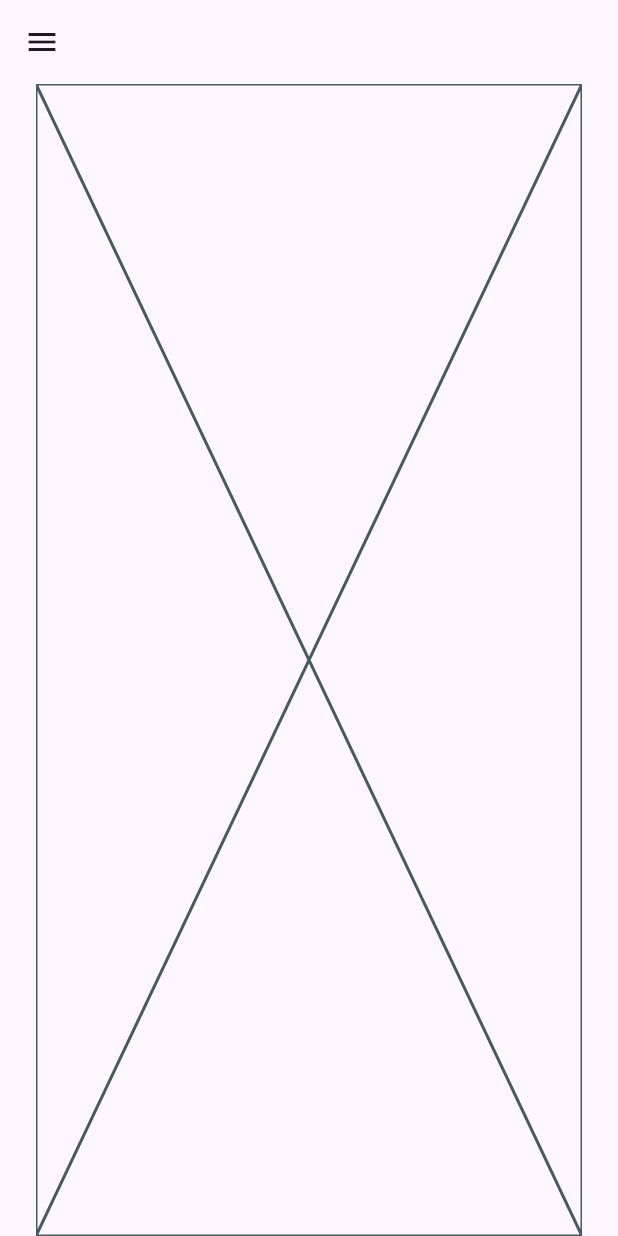
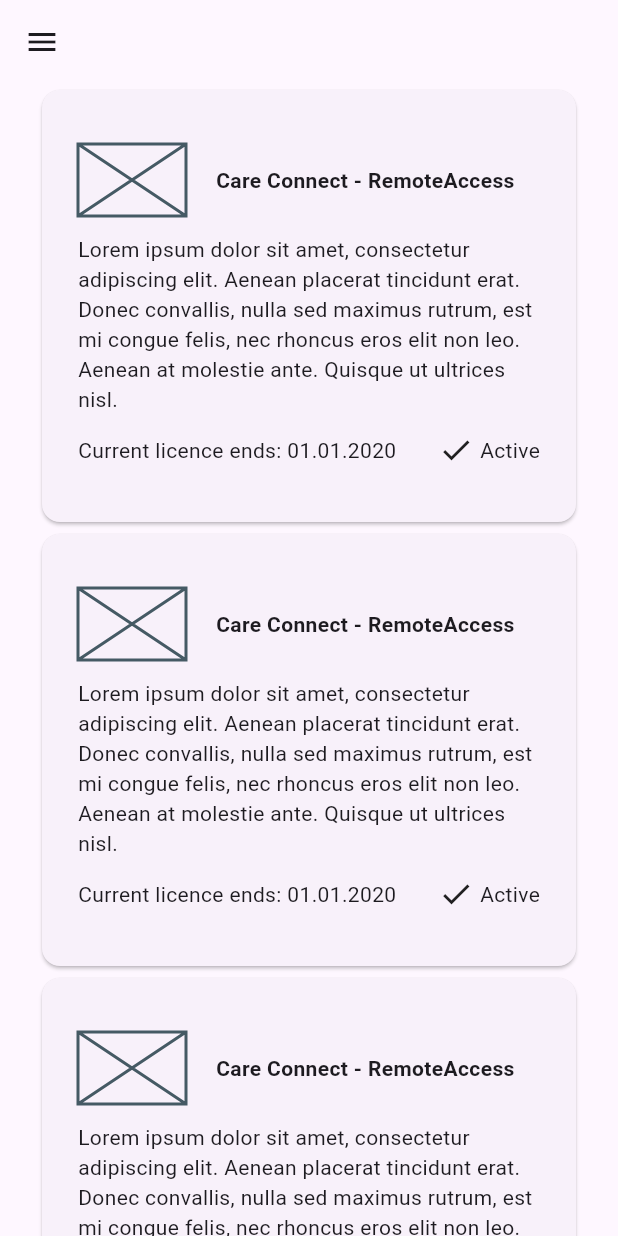
Before and after one commit to Devoteam/ConnectivityServiceDevelopment, a Flutter app: the screen it shows after launch, on a phone screen of 412 x 824 dp. Run offline on Flutter 3.47's test engine with Material 3 defaults, Android fonts, the phone set to English and light mode, and no system bars; our stand-ins replace device_info_plus, go_router; generated files the repository leaves out were written again.

Commit message:
#11 - basic ui for mobile and automotive cards

```diff
--- /dev/null
+++ b/app/lib/common/presentation/dashboard_card.dart
@@ -0,0 +1,136 @@
+import 'package:connect_service_app/common/presentation/device_specific_ui.dart';
+import 'package:flutter/material.dart';
+
+class DashboardCard extends StatelessWidget {
+  const DashboardCard({super.key});
+
+  @override
+  Widget build(BuildContext context) {
+    return DeviceSpecificUI(
+      mobileUi: _buildCard(
+        isMobile: true,
+        imageSize: const Size(72, 48),
+        imagePadding: const EdgeInsets.only(left: 20),
+        contentPadding: const EdgeInsets.symmetric(vertical: 36, horizontal: 24),
+      ),
+      automotiveUi: _buildCard(
+        isMobile: false,
+        imageSize: const Size(256, 128),
+        imagePadding: const EdgeInsets.only(left: 72),
+        contentPadding: const EdgeInsets.symmetric(vertical: 36, horizontal: 24),
+      ),
+    );
+  }
+
+  Widget _buildCard({
+    required bool isMobile,
+    required Size imageSize,
+    required EdgeInsets imagePadding,
+    required EdgeInsets contentPadding,
+  }) {
+    return Card(
+      child: Padding(
+        padding: contentPadding,
+        child:
+            isMobile ? _buildMobileContent(imageSize, imagePadding) : _buildAutomotiveContent(imageSize, imagePadding),
+      ),
+    );
+  }
+
+  Widget _buildMobileContent(Size imageSize, EdgeInsets imagePadding) {
+    return Column(
+      children: [
+        Row(
+          children: [
+            _buildImage(imageSize),
+            Padding(
+              padding: imagePadding,
+              child: _buildTitle(),
+            ),
+          ],
+        ),
+        const SizedBox(height: 12),
+        _buildDescription(),
+        const SizedBox(height: 12),
+        _buildStatusRow(),
+      ],
+    );
+  }
+
+  Widget _buildAutomotiveContent(Size imageSize, EdgeInsets imagePadding) {
+    return Row(
+      children: [
+        _buildImage(imageSize),
+        Expanded(
+          child: Padding(
+            padding: imagePadding,
+            child: Column(
+              crossAxisAlignment: CrossAxisAlignment.start,
+              children: [
+                Row(
+                  mainAxisAlignment: MainAxisAlignment.spaceBetween,
+                  children: [
+                    _buildTitle(),
+                    _buildActiveStatus(),
+                  ],
+                ),
+                const SizedBox(height: 12),
+                _buildDescription(),
+                const SizedBox(height: 12),
+                Align(
+                  alignment: Alignment.centerRight,
+                  child: _buildLicenseInfo(),
+                ),
+              ],
+            ),
+          ),
+        ),
+      ],
+    );
+  }
+
+  Widget _buildImage(Size size) {
+    return SizedBox(
+      width: size.width,
+      height: size.height,
+      child: const Placeholder(),
+    );
+  }
+
+  Widget _buildTitle() {
+    return const Text(
+      'Care Connect - RemoteAccess',
+      style: TextStyle(fontWeight: FontWeight.bold),
+    );
+  }
+
+  Widget _buildLicenseInfo() {
+    return const Text('Current licence ends: 01.01.2020');
+  }
+
+  Widget _buildActiveStatus() {
+    return const Row(
+      children: [
+        Icon(Icons.check),
+        SizedBox(width: 4),
+        Text('Active'),
+      ],
+    );
+  }
+
+  Widget _buildStatusRow() {
+    return Row(
+      children: [
+        _buildLicenseInfo(),
+        const Spacer(),
+        _buildActiveStatus(),
+      ],
+    );
+  }
+
+  Widget _buildDescription() {
+    return const Text(
+      'Lorem ipsum dolor sit amet, consectetur adipiscing elit. Aenean placerat tincidunt erat. Donec convallis, nulla sed maximus rutrum, est mi congue felis, nec rhoncus eros elit non leo. Aenean at molestie ante. Quisque ut ultrices nisl.',
+    );
+  }
+}
--- a/app/lib/common/presentation/shell_navigation_scaffold.dart
+++ b/app/lib/common/presentation/shell_navigation_scaffold.dart
@@ -85,23 +85,11 @@ class _ShellNavigationScaffoldState extends State<ShellNavigationScaffold> {
               ),
               Expanded(
                 flex: 6,
-                child: Flex(
-                  crossAxisAlignment: CrossAxisAlignment.start,
-                  direction: Axis.horizontal,
-                  children: [
-                    Expanded(
-                      flex: 1,
-                      child: Container(),
-                    ),
-                    Expanded(
-                      flex: 5,
-                      child: widget.child,
-                    ),
-                    Expanded(
-                      flex: 1,
-                      child: Container(),
-                    ),
-                  ],
+                child: Padding(
+                  padding: const EdgeInsets.symmetric(
+                    horizontal: 24,
+                  ),
+                  child: widget.child,
                 ),
               ),
             ],
--- /dev/null
+++ b/app/lib/feature/dashboard/presentation/dashboard_page.dart
@@ -0,0 +1,24 @@
+import 'package:flutter/material.dart';
+
+import '../../../common/presentation/dashboard_card.dart';
+
+class DashBoardPage extends StatelessWidget{
+  const DashBoardPage({super.key});
+
+  @override
+  Widget build(BuildContext context) {
+    return const SingleChildScrollView(
+      child: Column(
+        children: [
+          DashboardCard(),
+          DashboardCard(),
+          DashboardCard(),
+          DashboardCard(),
+          DashboardCard(),
+          DashboardCard(),
+        ]
+      ),
+    );
+  }
+
+}
--- a/app/lib/navigation/app_navigator.dart
+++ b/app/lib/navigation/app_navigator.dart
@@ -3,6 +3,7 @@ import 'package:go_router/go_router.dart';
 
 import '../common/presentation/shell_navigation_scaffold.dart';
 import '../common/presentation/under_construction_page.dart';
+import '../feature/dashboard/presentation/dashboard_page.dart';
 
 class AppNavigator {
   static final AppNavigator _instance = AppNavigator._internal();
@@ -45,7 +46,7 @@ class AppNavigator {
               path: careConnectRemoteAccess,
               pageBuilder: (context, state) {
                 return _getPage(
-                  child: const UnderConstructionPage(),
+                  child: const DashBoardPage(),
                   state: state,
                 );
               },
```
